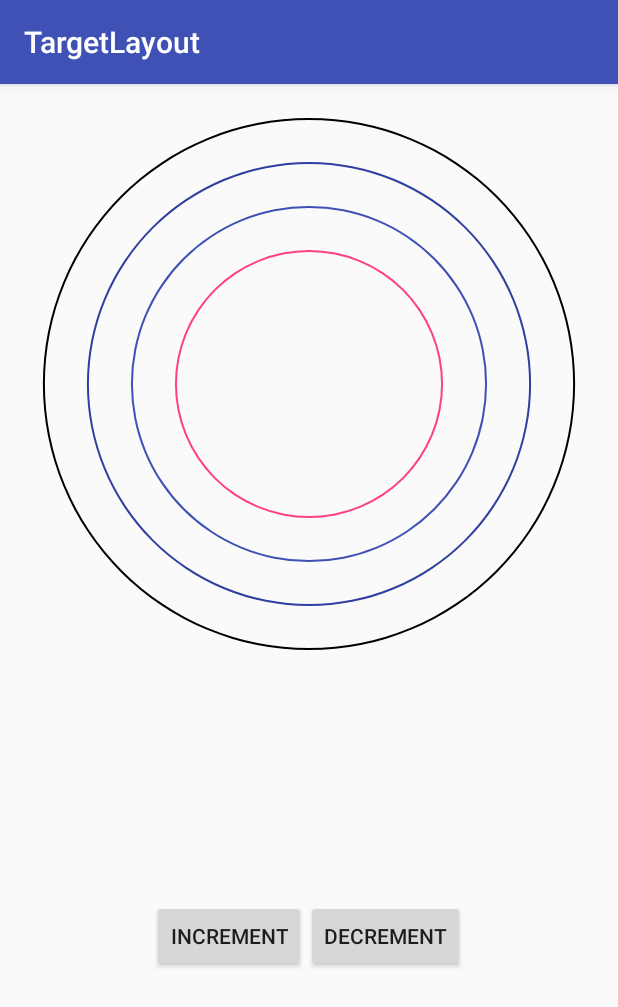
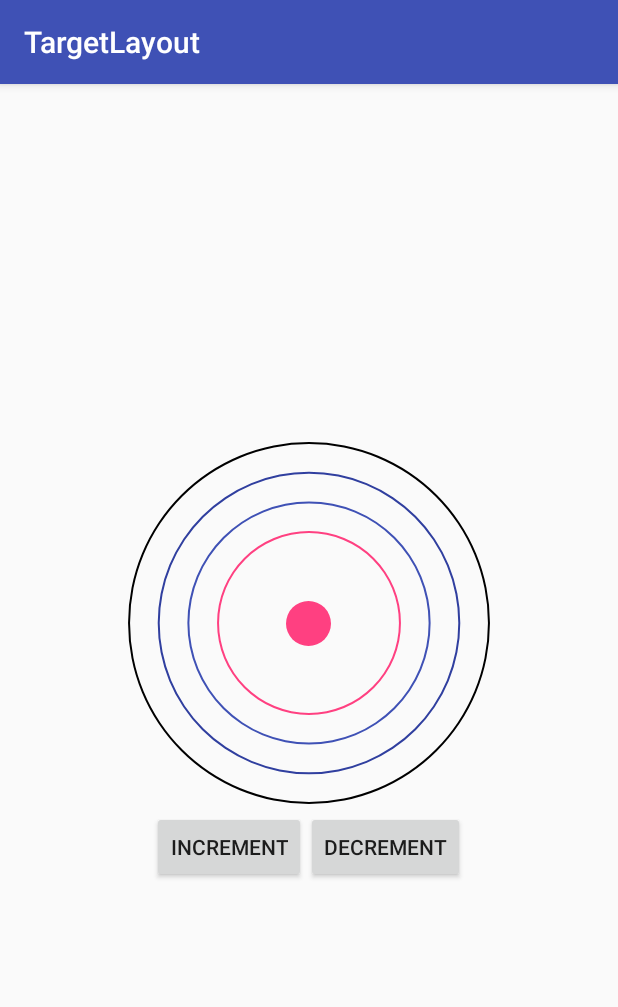
Before and after one commit to tsalik/target-layout, an Android app: the screen it shows after launch (MainActivity), on a phone screen of 412 x 824 dp. Shown: the top 1007 px of the screen. Run offline under Robolectric (Android 15) with nearby library versions, the phone set to English and light mode, and no system bars; our stand-ins replace CircleImageView.

Commit message:
measure centerView and set its gravity to center

```diff
--- a/TargetLayout/demo/build.gradle
+++ b/TargetLayout/demo/build.gradle
@@ -26,5 +26,6 @@ dependencies {
     })
     compile project(":targetlayout")
     compile 'com.android.support:appcompat-v7:25.1.0'
+    compile 'de.hdodenhof:circleimageview:2.1.0'
     testCompile 'junit:junit:4.12'
 }
--- a/TargetLayout/demo/src/main/res/layout/activity_main.xml
+++ b/TargetLayout/demo/src/main/res/layout/activity_main.xml
@@ -11,22 +11,33 @@
     android:paddingRight="@dimen/activity_horizontal_margin"
     android:paddingTop="@dimen/activity_vertical_margin"
     tools:context="com.ktsal.targetlayout.demo.MainActivity"
-    android:weightSum="1">
+    android:gravity="center">
 
     <com.ktsal.targetlayout.TargetLayout
         android:id="@+id/targetLayout"
         android:layout_width="match_parent"
-        android:layout_height="0dp"
-        android:layout_weight="0.5"
+        android:layout_height="250dp"
         app:levelDrawable="@drawable/levels"
         app:max_number_of_levels="4"
         app:center_percent="0.5"
-        app:step_percent="0.2"/>
+        app:step_percent="0.2">
+
+        <FrameLayout
+            android:layout_width="30dp"
+            android:layout_height="30dp">
+
+            <de.hdodenhof.circleimageview.CircleImageView
+                android:layout_width="match_parent"
+                android:layout_height="match_parent"
+                android:src="@color/colorAccent"/>
+
+        </FrameLayout>
+
+    </com.ktsal.targetlayout.TargetLayout>
 
     <LinearLayout
         android:layout_width="match_parent"
-        android:layout_height="0dp"
-        android:layout_weight="0.5"
+        android:layout_height="wrap_content"
         android:gravity="center">
 
         <Button
--- a/TargetLayout/targetlayout/src/main/java/com/ktsal/targetlayout/TargetLayout.java
+++ b/TargetLayout/targetlayout/src/main/java/com/ktsal/targetlayout/TargetLayout.java
@@ -8,12 +8,12 @@ import android.graphics.Rect;
 import android.graphics.drawable.Drawable;
 import android.graphics.drawable.LevelListDrawable;
 import android.util.AttributeSet;
-import android.util.Log;
+import android.view.Gravity;
+import android.view.View;
 import android.widget.FrameLayout;
 
 import java.util.ArrayList;
 import java.util.List;
-import java.util.Locale;
 
 public class TargetLayout extends FrameLayout implements TargetAction {
 
@@ -29,6 +29,7 @@ public class TargetLayout extends FrameLayout implements TargetAction {
     private int maxNumberOfLevels;
     private LevelListDrawable levelListDrawable;
     private Rect drawingBounds = new Rect();
+    private View centerView;
 
     public TargetLayout(Context context) {
         super(context);
@@ -41,13 +42,41 @@ public class TargetLayout extends FrameLayout implements TargetAction {
     }
 
     @Override
+    protected void onFinishInflate() {
+
+        if (getChildCount() > 1)
+            throw new IllegalStateException("TargetLayout can have exactly one child");
+
+        centerView = getChildAt(0);
+        if (centerView != null) {
+            FrameLayout.LayoutParams lp = (FrameLayout.LayoutParams) centerView.getLayoutParams();
+            lp.gravity = Gravity.CENTER;
+        }
+    }
+
+    @Override
+    protected void onMeasure(int widthMeasureSpec, int heightMeasureSpec) {
+        super.onMeasure(widthMeasureSpec, heightMeasureSpec);
+
+        if (centerView != null) {
+
+            Target.Level level = target.getLevelAt(0);
+            float sizePercent = level.getSizePercent();
+            int targetLayoutSize = Math.min(getMeasuredWidth(), getMeasuredHeight());
+            int centerViewSize = Math.round(targetLayoutSize * sizePercent);
+            FrameLayout.LayoutParams lp = (FrameLayout.LayoutParams) centerView.getLayoutParams();
+            lp.width = centerViewSize;
+            lp.height = centerViewSize;
+        }
+    }
+
+    @Override
     protected void onDraw(Canvas canvas) {
 
         int canvasWidth = canvas.getWidth();
 
         int canvasHeight = canvas.getHeight();
 
-        Log.i(TAG, String.format(Locale.getDefault(), "canvas width: %d, height: %d", canvasWidth, canvasHeight));
         Target.Level current = target.getCurrentLevel();
         if (current != null) {
             fixStepPercentIfNeeded(canvasWidth, canvasHeight);
@@ -116,7 +145,6 @@ public class TargetLayout extends FrameLayout implements TargetAction {
         int radius = Math.round((size * percent) / 2);
 
         drawingBounds.set(centerX - radius, centerY - radius, centerX + radius, centerY + radius);
-        Log.i(TAG, String.format(Locale.getDefault(), "drawing width: %d, height: %d", drawingBounds.width(), drawingBounds.height()));
     }
 
     private void fixStepPercentIfNeeded(int width, int height) {
```
